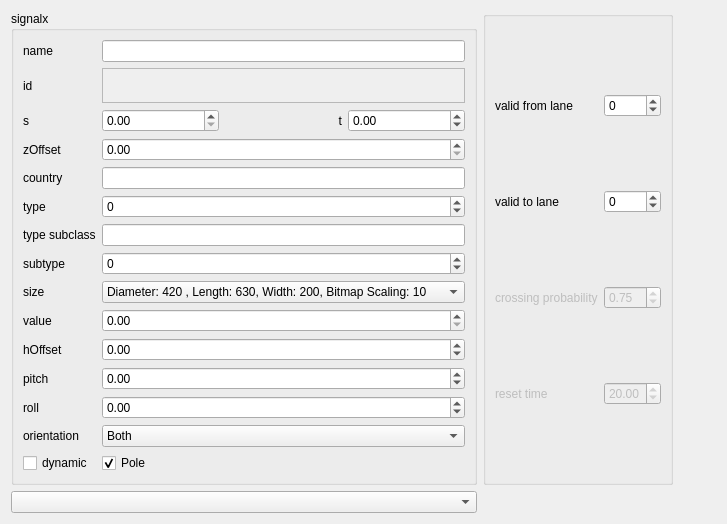
hlrs-vis/covise, file src/OpenCOVER/DrivingSim/oddlot/src/settings/widgets/signalsettings.ui: the form before one commit.
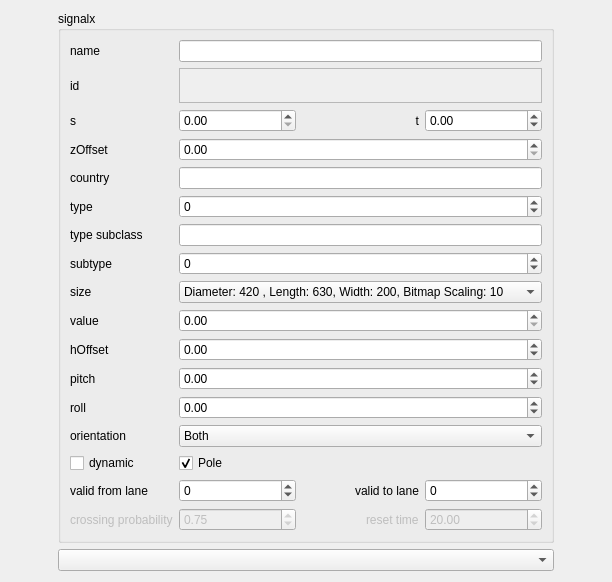
The form after the commit.

Commit message: Added link lanes commands, link lanes included in link roads, verify lane linkage on load

```diff
--- a/src/OpenCOVER/DrivingSim/oddlot/src/settings/widgets/signalsettings.ui
+++ b/src/OpenCOVER/DrivingSim/oddlot/src/settings/widgets/signalsettings.ui
@@ -6,8 +6,8 @@
    <rect>
     <x>0</x>
     <y>0</y>
-    <width>727</width>
-    <height>524</height>
+    <width>612</width>
+    <height>582</height>
    </rect>
   </property>
   <property name="windowTitle">
@@ -16,13 +16,105 @@
   <layout class="QGridLayout" name="gridLayout_2">
    <item row="0" column="0">
     <widget class="QGroupBox" name="groupBox">
+     <property name="sizePolicy">
+      <sizepolicy hsizetype="Fixed" vsizetype="Preferred">
+       <horstretch>0</horstretch>
+       <verstretch>0</verstretch>
+      </sizepolicy>
+     </property>
      <property name="title">
       <string>signalx</string>
      </property>
      <layout class="QGridLayout" name="gridLayout">
+      <item row="11" column="0">
+       <widget class="QLabel" name="label_3">
+        <property name="text">
+         <string>value</string>
+        </property>
+       </widget>
+      </item>
+      <item row="3" column="2">
+       <layout class="QHBoxLayout" name="horizontalLayout_3">
+        <item>
+         <widget class="QDoubleSpinBox" name="sSpinBox">
+          <property name="maximum">
+           <double>99999.990000000005239</double>
+          </property>
+         </widget>
+        </item>
+        <item>
+         <widget class="QLabel" name="label">
+          <property name="text">
+           <string>t</string>
+          </property>
+          <property name="alignment">
+           <set>Qt::AlignRight|Qt::AlignTrailing|Qt::AlignVCenter</set>
+          </property>
+         </widget>
+        </item>
+        <item>
+         <widget class="QDoubleSpinBox" name="tSpinBox">
+          <property name="minimum">
+           <double>-99.989999999999995</double>
+          </property>
+         </widget>
+        </item>
+       </layout>
+      </item>
+      <item row="17" column="2">
+       <layout class="QHBoxLayout" name="horizontalLayout_4">
+        <item>
+         <widget class="QSpinBox" name="fromLaneSpinBox">
+          <property name="minimum">
+           <number>-10</number>
+          </property>
+          <property name="maximum">
+           <number>10</number>
+          </property>
+         </widget>
+        </item>
+        <item alignment="Qt::AlignRight">
+         <widget class="QLabel" name="label_8">
+          <property name="enabled">
+           <bool>true</bool>
+          </property>
+          <property name="text">
+           <string>valid to lane</string>
+          </property>
+         </widget>
+        </item>
+        <item>
+         <widget class="QSpinBox" name="toLaneSpinBox">
+          <property name="minimum">
+           <number>-10</number>
+          </property>
+          <property name="maximum">
+           <number>10</number>
+          </property>
+         </widget>
+        </item>
+       </layout>
+      </item>
+      <item row="17" column="0">
+       <widget class="QLabel" name="label_7">
+        <property name="text">
+         <string>valid from lane</string>
+        </property>
+       </widget>
+      </item>
       <item row="4" column="2">
        <widget class="QDoubleSpinBox" name="zOffsetSpinBox"/>
       </item>
+      <item row="16" column="2">
+       <widget class="QCheckBox" name="poleCheckBox">
+        <property name="text">
+         <string>Pole</string>
+        </property>
+        <property name="checked">
+         <bool>true</bool>
+        </property>
+       </widget>
+      </item>
       <item row="16" column="0">
        <widget class="QCheckBox" name="dynamicCheckBox">
         <property name="text">
@@ -88,13 +180,6 @@
         </item>
        </layout>
       </item>
-      <item row="11" column="0">
-       <widget class="QLabel" name="label_3">
-        <property name="text">
-         <string>value</string>
-        </property>
-       </widget>
-      </item>
       <item row="15" column="2">
        <widget class="QComboBox" name="orientationComboBox">
         <item>
@@ -128,34 +213,6 @@
         </property>
        </widget>
       </item>
-      <item row="3" column="2">
-       <layout class="QHBoxLayout" name="horizontalLayout_3">
-        <item>
-         <widget class="QDoubleSpinBox" name="sSpinBox">
-          <property name="maximum">
-           <double>99999.990000000005239</double>
-          </property>
-         </widget>
-        </item>
-        <item>
-         <widget class="QLabel" name="label">
-          <property name="text">
-           <string>t</string>
-          </property>
-          <property name="alignment">
-           <set>Qt::AlignRight|Qt::AlignTrailing|Qt::AlignVCenter</set>
-          </property>
-         </widget>
-        </item>
-        <item>
-         <widget class="QDoubleSpinBox" name="tSpinBox">
-          <property name="minimum">
-           <double>-99.989999999999995</double>
-          </property>
-         </widget>
-        </item>
-       </layout>
-      </item>
       <item row="7" column="0">
        <widget class="QLabel" name="successorLabel">
         <property name="text">
@@ -177,16 +234,6 @@
         </property>
        </widget>
       </item>
-      <item row="16" column="2">
-       <widget class="QCheckBox" name="poleCheckBox">
-        <property name="text">
-         <string>Pole</string>
-        </property>
-        <property name="checked">
-         <bool>true</bool>
-        </property>
-       </widget>
-      </item>
       <item row="7" column="2">
        <widget class="QSpinBox" name="typeSpinBox">
         <property name="minimum">
@@ -312,6 +359,50 @@
         </property>
        </widget>
       </item>
+      <item row="18" column="0">
+       <widget class="QLabel" name="crossingProbLabel">
+        <property name="enabled">
+         <bool>false</bool>
+        </property>
+        <property name="text">
+         <string>crossing probability</string>
+        </property>
+       </widget>
+      </item>
+      <item row="18" column="2">
+       <layout class="QHBoxLayout" name="horizontalLayout_5">
+        <item>
+         <widget class="QDoubleSpinBox" name="crossingSpinBox">
+          <property name="enabled">
+           <bool>false</bool>
+          </property>
+          <property name="value">
+           <double>0.750000000000000</double>
+          </property>
+         </widget>
+        </item>
+        <item alignment="Qt::AlignRight">
+         <widget class="QLabel" name="resetTimeLabel">
+          <property name="enabled">
+           <bool>false</bool>
+          </property>
+          <property name="text">
+           <string>reset time</string>
+          </property>
+         </widget>
+        </item>
+        <item>
+         <widget class="QDoubleSpinBox" name="resetTimeSpinBox">
+          <property name="enabled">
+           <bool>false</bool>
+          </property>
+          <property name="value">
+           <double>20.000000000000000</double>
+          </property>
+         </widget>
+        </item>
+       </layout>
+      </item>
      </layout>
      <zorder>orientationComboBox</zorder>
      <zorder>label_3</zorder>
@@ -341,122 +432,13 @@
      <zorder>hOffsetSpinBox</zorder>
      <zorder>pitchSpinBox</zorder>
      <zorder>rollSpinBox</zorder>
+     <zorder>label_7</zorder>
+     <zorder>crossingProbLabel</zorder>
     </widget>
    </item>
-   <item row="0" column="4">
-    <spacer name="horizontalSpacer">
-     <property name="orientation">
-      <enum>Qt::Horizontal</enum>
-     </property>
-     <property name="sizeHint" stdset="0">
-      <size>
-       <width>20</width>
-       <height>198</height>
-      </size>
-     </property>
-    </spacer>
-   </item>
    <item row="2" column="0">
     <widget class="QComboBox" name="signalComboBox"/>
    </item>
-   <item row="0" column="1">
-    <widget class="QGroupBox" name="groupBox_2">
-     <property name="title">
-      <string/>
-     </property>
-     <property name="alignment">
-      <set>Qt::AlignLeading|Qt::AlignLeft|Qt::AlignVCenter</set>
-     </property>
-     <layout class="QGridLayout" name="gridLayout_3">
-      <property name="sizeConstraint">
-       <enum>QLayout::SetDefaultConstraint</enum>
-      </property>
-      <property name="topMargin">
-       <number>11</number>
-      </property>
-      <property name="verticalSpacing">
-       <number>7</number>
-      </property>
-      <item row="1" column="2">
-       <widget class="QSpinBox" name="toLaneSpinBox">
-        <property name="minimum">
-         <number>-10</number>
-        </property>
-        <property name="maximum">
-         <number>10</number>
-        </property>
-       </widget>
-      </item>
-      <item row="0" column="2">
-       <widget class="QSpinBox" name="fromLaneSpinBox">
-        <property name="minimum">
-         <number>-10</number>
-        </property>
-        <property name="maximum">
-         <number>10</number>
-        </property>
-       </widget>
-      </item>
-      <item row="0" column="0">
-       <widget class="QLabel" name="label_7">
-        <property name="text">
-         <string>valid from lane</string>
-        </property>
-       </widget>
-      </item>
-      <item row="1" column="0">
-       <widget class="QLabel" name="label_8">
-        <property name="enabled">
-         <bool>true</bool>
-        </property>
-        <property name="text">
-         <string>valid to lane</string>
-        </property>
-       </widget>
-      </item>
-      <item row="2" column="0">
-       <widget class="QLabel" name="crossingProbLabel">
-        <property name="enabled">
-         <bool>false</bool>
-        </property>
-        <property name="text">
-         <string>crossing probability</string>
-        </property>
-       </widget>
-      </item>
-      <item row="3" column="0">
-       <widget class="QLabel" name="resetTimeLabel">
-        <property name="enabled">
-         <bool>false</bool>
-        </property>
-        <property name="text">
-         <string>reset time</string>
-        </property>
-       </widget>
-      </item>
-      <item row="2" column="2">
-       <widget class="QDoubleSpinBox" name="crossingSpinBox">
-        <property name="enabled">
-         <bool>false</bool>
-        </property>
-        <property name="value">
-         <double>0.750000000000000</double>
-        </property>
-       </widget>
-      </item>
-      <item row="3" column="2">
-       <widget class="QDoubleSpinBox" name="resetTimeSpinBox">
-        <property name="enabled">
-         <bool>false</bool>
-        </property>
-        <property name="value">
-         <double>20.000000000000000</double>
-        </property>
-       </widget>
-      </item>
-     </layout>
-    </widget>
-   </item>
   </layout>
  </widget>
  <tabstops>
```
Left out of the diff: 2 changed lines with no effect on the pictures. The commit also changes 14 other files.
